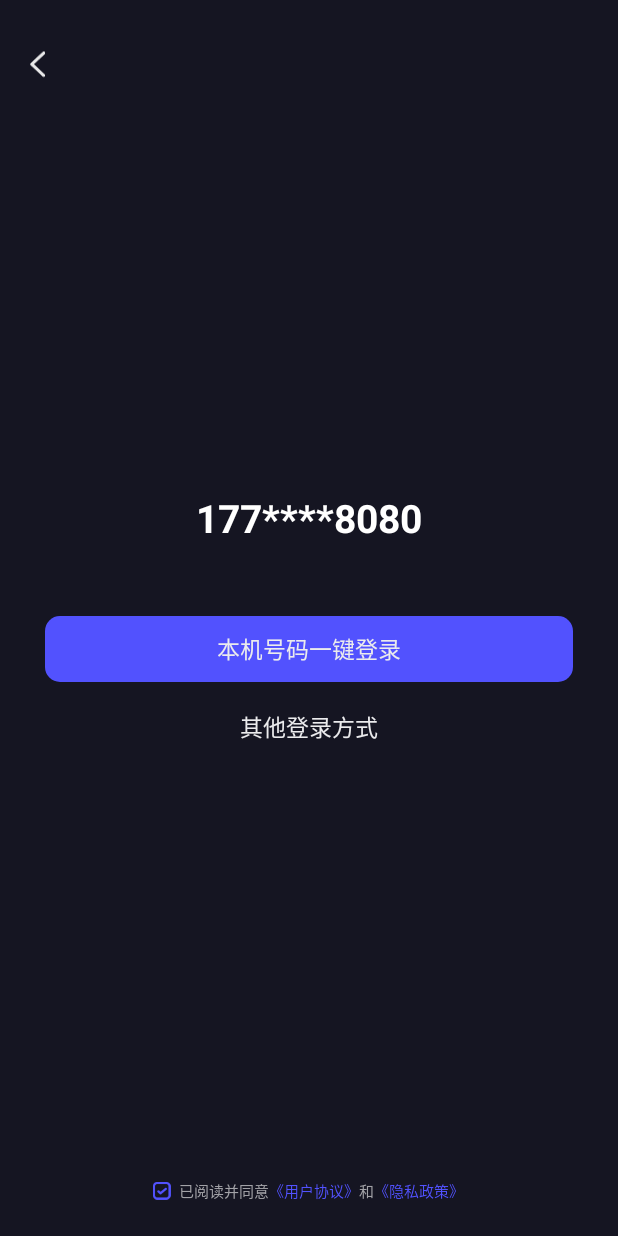
After one commit to sun55/CTDJAndroid, an Android app: the LoginSelectActivity screen opened directly, with no data from a screen before it, on a phone screen of 412 x 824 dp. The commit adds this screen. Run offline under Robolectric (Android 15) with nearby library versions, the phone set to English and light mode, and no system bars; our stand-ins replace CircleImageView; libraries missing offline, so code that uses them is left out: com.netease.yunxin, com.scwang.smart.

Commit message:
登录UI

```diff
--- a/app/src/main/java/com/ctdj/djandroid/activity/BaseActivity.java
+++ b/app/src/main/java/com/ctdj/djandroid/activity/BaseActivity.java
@@ -61,11 +61,10 @@ public class BaseActivity extends AppCompatActivity {
             decorView.setSystemUiVisibility(0 | View.SYSTEM_UI_FLAG_LIGHT_STATUS_BAR);
             window.setStatusBarColor(Color.WHITE);
         }
-
         getDisplayMetrics();
         initStatusBarHeight();
         registerLogoutBroadcast();
-//        hideWindowStatusBar();
+        hideWindowStatusBar(true);
     }
 
     private void getDisplayMetrics() {
--- /dev/null
+++ b/app/src/main/java/com/ctdj/djandroid/activity/LoginSelectActivity.java
@@ -0,0 +1,87 @@
+package com.ctdj.djandroid.activity;
+
+import android.graphics.Color;
+import android.os.Bundle;
+import android.text.Spannable;
+import android.text.SpannableStringBuilder;
+import android.text.TextPaint;
+import android.text.method.LinkMovementMethod;
+import android.text.style.ClickableSpan;
+import android.view.LayoutInflater;
+import android.view.View;
+import android.widget.RelativeLayout;
+
+import androidx.annotation.NonNull;
+
+import com.ctdj.djandroid.common.DisplayUtil;
+import com.ctdj.djandroid.common.LogUtil;
+import com.ctdj.djandroid.databinding.ActivityLoginSelectBinding;
+import com.ctdj.djandroid.view.TitleView;
+
+public class LoginSelectActivity extends BaseActivity {
+
+    ActivityLoginSelectBinding binding;
+    @Override
+    protected void onCreate(Bundle savedInstanceState) {
+        super.onCreate(savedInstanceState);
+        binding = ActivityLoginSelectBinding.inflate(LayoutInflater.from(this));
+        setContentView(binding.getRoot());
+        RelativeLayout.LayoutParams l = (RelativeLayout.LayoutParams) binding.titleView.getLayoutParams();
+        l.topMargin = DisplayUtil.getStatusBarHeight(this);
+        binding.titleView.setOnBtnListener(new TitleView.OnBtnListener() {
+            @Override
+            public void onLeftClick() {
+                finish();
+            }
+
+            @Override
+            public void onRightClick() {
+
+            }
+        });
+
+        initProtocolClick();
+    }
+
+    private void initProtocolClick() {
+        SpannableStringBuilder style = new SpannableStringBuilder();
+        //设置文字
+        style.append("已阅读并同意《用户协议》和《隐私政策》");
+
+        ClickableSpan clickableSpan1 = new ClickableSpan() {
+            @Override
+            public void onClick(View widget) {
+                LogUtil.d("用户协议");
+            }
+
+            @Override
+            public void updateDrawState(@NonNull TextPaint ds) {
+                super.updateDrawState(ds);
+                ds.setUnderlineText(false);
+                ds.setColor(Color.parseColor("#5252FE"));
+            }
+        };
+        ClickableSpan clickableSpan2 = new ClickableSpan() {
+            @Override
+            public void onClick(View widget) {
+                LogUtil.d("隐私政策");
+            }
+
+            @Override
+            public void updateDrawState(@NonNull TextPaint ds) {
+                super.updateDrawState(ds);
+                ds.setUnderlineText(false);
+                ds.setColor(Color.parseColor("#5252FE"));
+            }
+        };
+        style.setSpan(clickableSpan1, 6, 12, Spannable.SPAN_EXCLUSIVE_EXCLUSIVE);
+        style.setSpan(clickableSpan2, 13, 19, Spannable.SPAN_EXCLUSIVE_EXCLUSIVE);
+        binding.tvProtocol.setText(style);
+        binding.tvProtocol.setHighlightColor(Color.TRANSPARENT);
+        binding.tvProtocol.setMovementMethod(LinkMovementMethod.getInstance());
+    }
+
+    public void oneKeyLogin(View view) {
+
+    }
+}
--- /dev/null
+++ b/app/src/main/java/com/ctdj/djandroid/view/TitleView.java
@@ -0,0 +1,138 @@
+package com.ctdj.djandroid.view;
+
+import android.content.Context;
+import android.content.res.TypedArray;
+import android.graphics.Color;
+import android.util.AttributeSet;
+import android.view.LayoutInflater;
+import android.view.View;
+import android.widget.ImageView;
+import android.widget.RelativeLayout;
+import android.widget.TextView;
+
+import com.ctdj.djandroid.R;
+import com.ctdj.djandroid.common.DisplayUtil;
+
+/**
+ * @ProjectName : 咪兔
+ * @Author : Sun
+ * @Time : 2021/4/9 14:43
+ * @Description : 标题栏
+ */
+public class TitleView extends RelativeLayout {
+
+    ImageView ivBack;
+    ImageView ivRight;
+    TextView tvTitle;
+    TextView tvRight;
+    View rightView;
+    String title;
+    String rightText;
+    int rightSize;
+    int titleColor;
+    int rightTextColor;
+    int leftSrc;
+    int rightSrc;
+    boolean showRightImg;
+
+    public TitleView(Context context) {
+        super(context);
+    }
+
+    public TitleView(Context context, AttributeSet attrs) {
+        super(context, attrs);
+        LayoutInflater.from(context).inflate(R.layout.title_layout, this);
+        TypedArray typedArray = context.obtainStyledAttributes(attrs, R.styleable.TitleView, 0, 0);
+        ivBack = findViewById(R.id.iv_back);
+        ivRight = findViewById(R.id.iv_right);
+        tvRight = findViewById(R.id.tv_right);
+        tvTitle = findViewById(R.id.tv_title);
+        rightView = findViewById(R.id.right_view);
+        title = typedArray.getString(R.styleable.TitleView_titleText);
+        rightText = typedArray.getString(R.styleable.TitleView_rightText);
+        rightSize = typedArray.getDimensionPixelSize(R.styleable.TitleView_rightTextSize, 13);
+        titleColor = typedArray.getColor(R.styleable.TitleView_titleColor, Color.parseColor("#313131"));
+        rightTextColor = typedArray.getColor(R.styleable.TitleView_rightTextColor, Color.parseColor("#C9B1F5"));
+        leftSrc = typedArray.getResourceId(R.styleable.TitleView_leftImgSrc, R.drawable.white_back_icon);
+        rightSrc = typedArray.getResourceId(R.styleable.TitleView_rightImgSrc, R.drawable.three_dot_icon);
+        showRightImg = typedArray.getBoolean(R.styleable.TitleView_showRightImg, false);
+        tvTitle.setText(title);
+        tvTitle.setTextColor(titleColor);
+        ivRight.setVisibility(showRightImg ? VISIBLE : GONE);
+        ivRight.setImageResource(rightSrc);
+        ivBack.setImageResource(leftSrc);
+        tvRight.setTextColor(rightTextColor);
+        tvRight.setText(rightText);
+        tvRight.setTextSize(DisplayUtil.px2sp(context, rightSize));
+
+        ivBack.setOnClickListener(new OnClickListener() {
+            @Override
+            public void onClick(View v) {
+                if (onBtnListener != null) {
+                    onBtnListener.onLeftClick();
+                }
+            }
+        });
+
+        rightView.setOnClickListener(new OnClickListener() {
+            @Override
+            public void onClick(View v) {
+                if (onBtnListener != null) {
+                    onBtnListener.onRightClick();
+                }
+            }
+        });
+    }
+
+    public void setTitle(String title) {
+        this.title = title;
+        tvTitle.setText(title);
+    }
+
+    public void setTitleColor(int titleColor) {
+        this.titleColor = titleColor;
+        tvTitle.setTextColor(titleColor);
+    }
+
+    public void setRightText(String rightText) {
+        this.rightText = rightText;
+        tvRight.setText(rightText);
+    }
+
+    public void setRightSize(int rightSize) {
+        this.rightSize = rightSize;
+        tvRight.setTextSize(rightSize);
+    }
+
+    public void setRightTextColor(int rightTextColor) {
+        this.rightTextColor = rightTextColor;
+        tvRight.setTextColor(rightTextColor);
+    }
+
+    public void setLeftSrc(int leftSrc) {
+        this.leftSrc = leftSrc;
+        ivBack.setImageResource(leftSrc);
+    }
+
+    public void setRightSrc(int rightSrc) {
+        this.rightSrc = rightSrc;
+        ivRight.setImageResource(rightSrc);
+    }
+
+    public void setShowRightImg(boolean showRightImg) {
+        this.showRightImg = showRightImg;
+        ivRight.setVisibility(showRightImg ? VISIBLE : GONE);
+    }
+
+    private OnBtnListener onBtnListener;
+
+    public void setOnBtnListener(OnBtnListener onBtnListener) {
+        this.onBtnListener = onBtnListener;
+    }
+
+    public interface OnBtnListener {
+        void onLeftClick();
+
+        void onRightClick();
+    }
+}
--- /dev/null
+++ b/app/src/main/res/drawable/check_box_selector.xml
@@ -0,0 +1,5 @@
+<?xml version="1.0" encoding="utf-8"?>
+<selector xmlns:android="http://schemas.android.com/apk/res/android">
+    <item android:drawable="@drawable/check_box_selected" android:state_checked="true" />
+    <item android:drawable="@drawable/check_box_unselect" />
+</selector>
--- /dev/null
+++ b/app/src/main/res/drawable/login_btn_bg.xml
@@ -0,0 +1,5 @@
+<?xml version="1.0" encoding="utf-8"?>
+<shape xmlns:android="http://schemas.android.com/apk/res/android">
+    <corners android:radius="10dp" />
+    <solid android:color="#5252FE" />
+</shape>
--- /dev/null
+++ b/app/src/main/res/layout/activity_login_select.xml
@@ -0,0 +1,79 @@
+<?xml version="1.0" encoding="utf-8"?>
+<RelativeLayout xmlns:android="http://schemas.android.com/apk/res/android"
+    xmlns:tools="http://schemas.android.com/tools"
+    android:layout_width="match_parent"
+    android:layout_height="match_parent"
+    android:background="@color/color_151522"
+    tools:context=".activity.LoginSelectActivity">
+
+    <com.ctdj.djandroid.view.TitleView
+        android:id="@+id/title_view"
+        android:layout_width="match_parent"
+        android:layout_height="wrap_content" />
+
+    <androidx.appcompat.widget.LinearLayoutCompat
+        android:layout_width="match_parent"
+        android:layout_height="wrap_content"
+        android:layout_centerInParent="true"
+        android:gravity="center"
+        android:orientation="vertical">
+
+        <TextView
+            android:id="@+id/tv_phone_num"
+            android:layout_width="wrap_content"
+            android:layout_height="wrap_content"
+            android:text="177****8080"
+            android:textColor="@color/white"
+            android:textSize="26sp"
+            android:textStyle="bold" />
+
+        <Button
+            android:layout_width="match_parent"
+            android:layout_height="44dp"
+            android:layout_alignParentBottom="true"
+            android:layout_marginStart="30dp"
+            android:layout_marginTop="48dp"
+            android:layout_marginEnd="30dp"
+            android:background="@drawable/login_btn_bg"
+            android:onClick="oneKeyLogin"
+            android:text="本机号码一键登录"
+            android:textColor="#EBEBED"
+            android:textSize="15sp" />
+
+        <TextView
+            android:id="@+id/tv_other_login"
+            android:layout_width="wrap_content"
+            android:layout_height="wrap_content"
+            android:layout_marginTop="18dp"
+            android:text="其他登录方式"
+            android:textColor="#ffebebed"
+            android:textSize="15sp" />
+    </androidx.appcompat.widget.LinearLayoutCompat>
+
+    <LinearLayout
+        android:layout_centerHorizontal="true"
+        android:layout_alignParentBottom="true"
+        android:layout_width="wrap_content"
+        android:layout_height="wrap_content"
+        android:layout_marginBottom="20dp"
+        android:orientation="horizontal">
+
+        <CheckBox
+            android:id="@+id/check_box"
+            android:layout_width="wrap_content"
+            android:layout_height="wrap_content"
+            android:button="@drawable/check_box_selector"
+            android:checked="true" />
+
+        <TextView
+            android:id="@+id/tv_protocol"
+            android:layout_width="wrap_content"
+            android:layout_height="wrap_content"
+            android:layout_gravity="center_vertical"
+            android:layout_marginStart="5dp"
+            android:gravity="center"
+            android:textColor="#A2A2A7"
+            android:textSize="10sp" />
+    </LinearLayout>
+
+</RelativeLayout>
--- a/app/src/main/res/layout/activity_main.xml
+++ b/app/src/main/res/layout/activity_main.xml
@@ -4,7 +4,7 @@
     xmlns:tools="http://schemas.android.com/tools"
     android:layout_width="match_parent"
     android:layout_height="match_parent"
-    android:background="@color/white"
+    android:background="@color/black"
     tools:context=".MainActivity">
 
     <TextView
--- /dev/null
+++ b/app/src/main/res/layout/title_layout.xml
@@ -0,0 +1,51 @@
+<?xml version="1.0" encoding="utf-8"?>
+<RelativeLayout xmlns:android="http://schemas.android.com/apk/res/android"
+    xmlns:tools="http://schemas.android.com/tools"
+    android:layout_width="match_parent"
+    android:layout_height="wrap_content">
+
+    <RelativeLayout
+        android:layout_width="match_parent"
+        android:layout_height="38dp">
+
+        <ImageView
+            android:id="@+id/iv_back"
+            android:layout_width="wrap_content"
+            android:layout_height="match_parent"
+            android:paddingLeft="15dp"
+            android:paddingRight="15dp"
+            android:src="@drawable/white_back_icon" />
+
+        <TextView
+            android:id="@+id/tv_title"
+            android:layout_width="wrap_content"
+            android:layout_height="wrap_content"
+            android:layout_centerInParent="true"
+            android:textSize="16sp"
+            android:textStyle="bold" />
+
+        <TextView
+            android:id="@+id/tv_right"
+            android:layout_width="wrap_content"
+            android:layout_height="wrap_content"
+            android:layout_alignParentRight="true"
+            android:layout_centerVertical="true"
+            android:layout_marginRight="15dp"
+            android:textColor="#C9B1F5"
+            tools:text="清空" />
+
+        <ImageView
+            android:id="@+id/iv_right"
+            android:layout_width="wrap_content"
+            android:layout_height="match_parent"
+            android:layout_alignParentEnd="true"
+            android:layout_marginEnd="15dp" />
+
+        <View
+            android:id="@+id/right_view"
+            android:layout_width="60dp"
+            android:layout_height="match_parent"
+            android:layout_alignParentEnd="true" />
+    </RelativeLayout>
+
+</RelativeLayout>
--- a/app/src/main/res/values/colors.xml
+++ b/app/src/main/res/values/colors.xml
@@ -8,4 +8,5 @@
     <color name="black">#FF000000</color>
     <color name="white">#FFFFFFFF</color>
     <color name="transparent_color">#00000000</color>
+    <color name="color_151522">#151522</color>
 </resources>
```
Also changed, not shown: app/src/main/AndroidManifest.xml (+8 -4 lines), app/src/main/java/com/ctdj/djandroid/MainActivity.java (+5 -2 lines), app/src/main/java/com/ctdj/djandroid/activity/LoginActivity.java (added, +71 -0 lines), app/src/main/res/layout/activity_login.xml (added, +48 -0 lines), app/src/main/res/values/styles.xml (+11 -0 lines), app/src/main/res/drawable-xxhdpi/check_box_selected.png (added), app/src/main/res/drawable-xxhdpi/check_box_unselect.png (added), app/src/main/res/drawable-xxhdpi/three_dot_icon.png (added), app/src/main/res/drawable-xxhdpi/white_back_icon.png (added).
